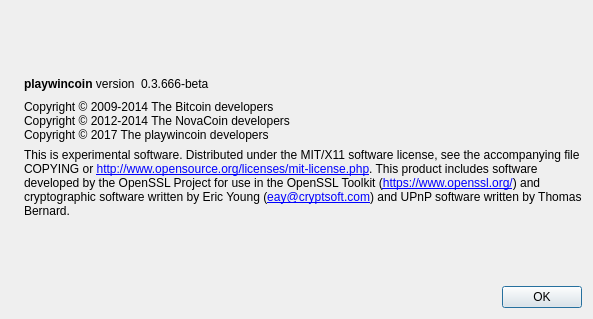
First picture: the form in src/qt/forms/aboutdialog.ui, repository playwincoin/playwincoin-core, before the edit.
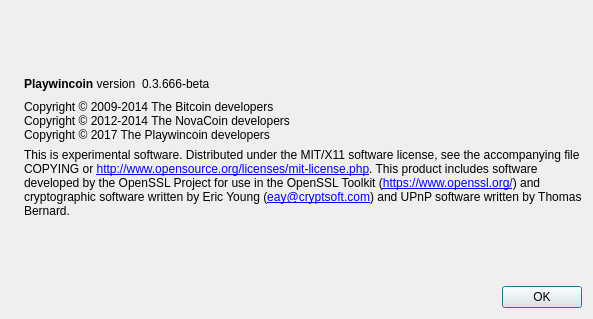
Second picture: the form after the edit. Icons and pictures are not drawn.

What changed in the file:
```diff
--- a/src/qt/forms/aboutdialog.ui
+++ b/src/qt/forms/aboutdialog.ui
@@ -50,7 +50,7 @@
           <cursorShape>IBeamCursor</cursorShape>
          </property>
          <property name="text">
-          <string>&lt;b&gt;playwincoin&lt;/b&gt; version</string>
+          <string>&lt;b&gt;Playwincoin&lt;/b&gt; version</string>
          </property>
          <property name="textInteractionFlags">
           <set>Qt::LinksAccessibleByMouse|Qt::TextSelectableByKeyboard|Qt::TextSelectableByMouse</set>
@@ -93,7 +93,7 @@
        <property name="text">
         <string>Copyright © 2009-2014 The Bitcoin developers
 Copyright © 2012-2014 The NovaCoin developers
-Copyright © 2017 The playwincoin developers</string>
+Copyright © 2017 The Playwincoin developers</string>
        </property>
        <property name="textInteractionFlags">
         <set>Qt::LinksAccessibleByMouse|Qt::TextSelectableByKeyboard|Qt::TextSelectableByMouse</set>
```
Left out of the diff: 2 changed lines with no effect on the pictures.
